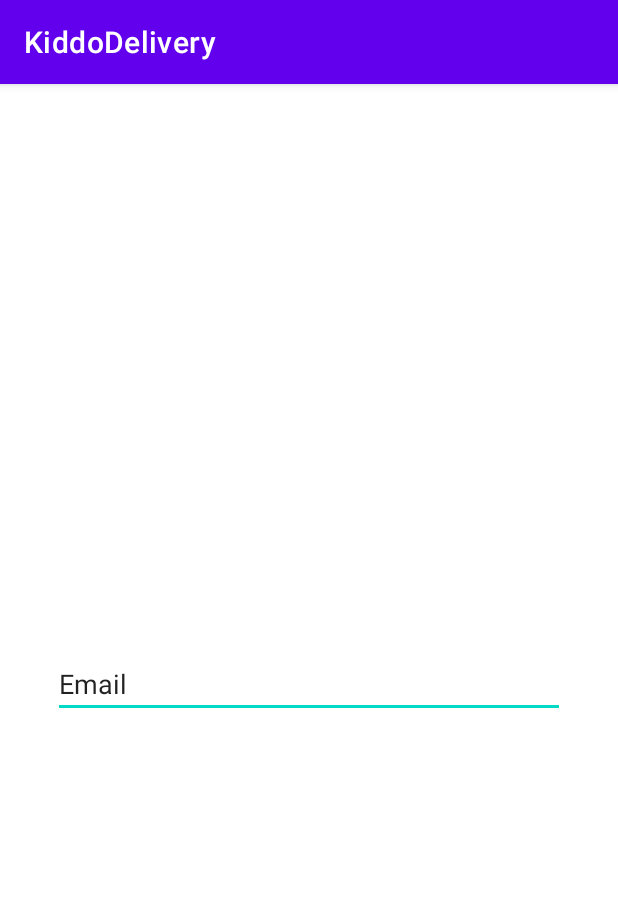
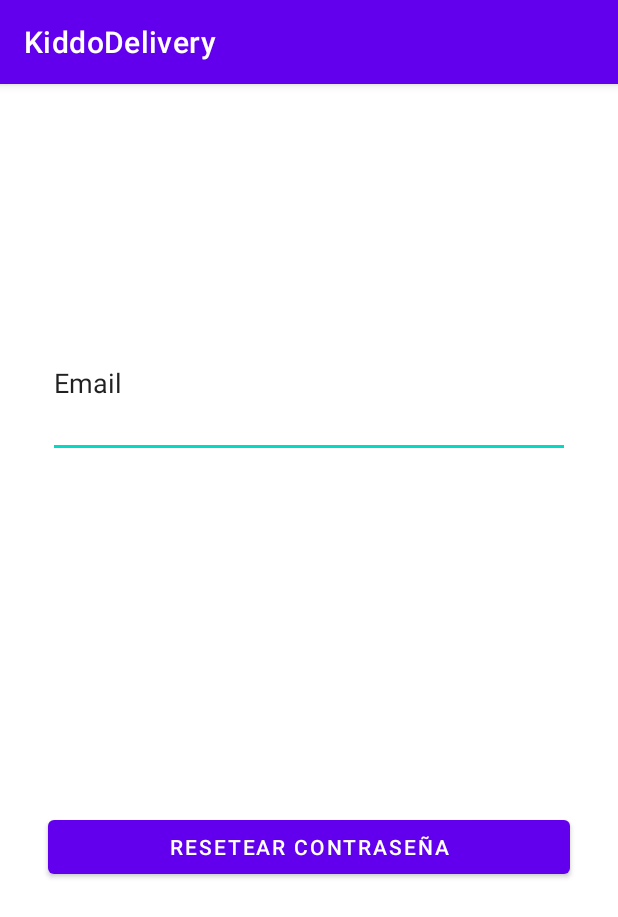
Before and after one commit to Eldervar1519/Kiddo_Delivery, an Android app: the ResetPasswordActivity screen opened directly, with no data from a screen before it, on a phone screen of 412 x 824 dp. Shown: the top 917 px of the screen. Run offline under Robolectric (Android 15) with nearby library versions, the light colour scheme and no system bars; our stand-ins replace Firebase (no records; nobody signed in at launch, a user with empty details on screens opened directly).

Commit message:
reestablecer contraseña implementado

```diff
--- a/app/src/main/java/com/kiddo/kiddodelivery/ResetPasswordActivity.java
+++ b/app/src/main/java/com/kiddo/kiddodelivery/ResetPasswordActivity.java
@@ -1,14 +1,72 @@
 package com.kiddo.kiddodelivery;
 
+import androidx.annotation.NonNull;
 import androidx.appcompat.app.AppCompatActivity;
 
+import android.app.ProgressDialog;
 import android.os.Bundle;
+import android.view.View;
+import android.widget.Button;
+import android.widget.EditText;
+import android.widget.Toast;
+
+import com.google.android.gms.tasks.OnCompleteListener;
+import com.google.android.gms.tasks.Task;
+import com.google.firebase.auth.FirebaseAuth;
 
 public class ResetPasswordActivity extends AppCompatActivity {
+
+    private EditText Mail;
+    private Button ResetPassword;
+    private String mail = "";
+
+    private FirebaseAuth mAuth;
+    private ProgressDialog Dialogo;
 
     @Override
     protected void onCreate(Bundle savedInstanceState) {
         super.onCreate(savedInstanceState);
         setContentView(R.layout.activity_reset_password);
+
+        mAuth = FirebaseAuth.getInstance();
+        Dialogo = new ProgressDialog(this);
+
+        ResetPassword = findViewById(R.id.buttonResetPasswordActivity);
+        Mail = findViewById(R.id.editTextMailReset);
+
+        ResetPassword.setOnClickListener(new View.OnClickListener() {
+            @Override
+            public void onClick(View view) {
+
+                mail = Mail.getText().toString();
+
+                if (!mail.isEmpty()) {
+                    Dialogo.setMessage("Espere un momento...");
+                    Dialogo.setCanceledOnTouchOutside(false);
+                    Dialogo.show();
+                    resetPassword();
+                }
+                else
+                    Toast.makeText(ResetPasswordActivity.this, "Introduzca el email asociado a su cuenta", Toast.LENGTH_SHORT).show();
+            }
+        });
+    }
+
+    private void resetPassword(){
+
+        mAuth.setLanguageCode("es");
+        mAuth.sendPasswordResetEmail(mail).addOnCompleteListener(new OnCompleteListener<Void>() {
+            @Override
+            public void onComplete(@NonNull Task<Void> task) {
+
+                if (task.isSuccessful())
+                    Toast.makeText(ResetPasswordActivity.this, "Se ha enviado un correo para reestablecer la contraseña", Toast.LENGTH_SHORT).show();
+                else
+                    Toast.makeText(ResetPasswordActivity.this, "Error al enviar el correo", Toast.LENGTH_SHORT).show();
+
+                Dialogo.dismiss();
+            }
+        });
+
     }
 }
--- a/app/src/main/res/layout/activity_reset_password.xml
+++ b/app/src/main/res/layout/activity_reset_password.xml
@@ -7,9 +7,9 @@
     tools:context=".ResetPasswordActivity">
 
     <EditText
-        android:id="@+id/editTextMailReest"
-        android:layout_width="wrap_content"
-        android:layout_height="wrap_content"
+        android:id="@+id/editTextMailReset"
+        android:layout_width="0dp"
+        android:layout_height="100dp"
         android:layout_marginStart="32dp"
         android:layout_marginTop="32dp"
         android:layout_marginEnd="32dp"
@@ -18,6 +18,20 @@
         android:text="@string/Email"
         app:layout_constraintBottom_toBottomOf="parent"
         app:layout_constraintEnd_toEndOf="parent"
+        app:layout_constraintHorizontal_bias="0.551"
         app:layout_constraintStart_toStartOf="parent"
-        app:layout_constraintTop_toTopOf="parent" />
+        app:layout_constraintTop_toTopOf="parent"
+        app:layout_constraintVertical_bias="0.185" />
+
+    <Button
+        android:id="@+id/buttonResetPasswordActivity"
+        android:layout_width="match_parent"
+        android:layout_height="wrap_content"
+        android:layout_marginStart="32dp"
+        android:layout_marginEnd="32dp"
+        android:text="@string/Reset_password_activity"
+        app:layout_constraintBottom_toBottomOf="parent"
+        app:layout_constraintEnd_toEndOf="parent"
+        app:layout_constraintStart_toStartOf="parent"
+        app:layout_constraintTop_toBottomOf="@+id/editTextMailReset" />
 </androidx.constraintlayout.widget.ConstraintLayout>
--- a/app/src/main/res/values/strings.xml
+++ b/app/src/main/res/values/strings.xml
@@ -17,6 +17,7 @@
     <string name="RepetirPassword">Repetir Contraseña</string>
     <string name="Poblacion">Población</string>
     <string name="Reset_password">He olvidado mi contraseña</string>
+    <string name="Reset_password_activity">Resetear contraseña</string>
 
     <string name="facebook_app_id">1234</string>
     <string name="fb_login_protocol_scheme">fb1234</string>
```
